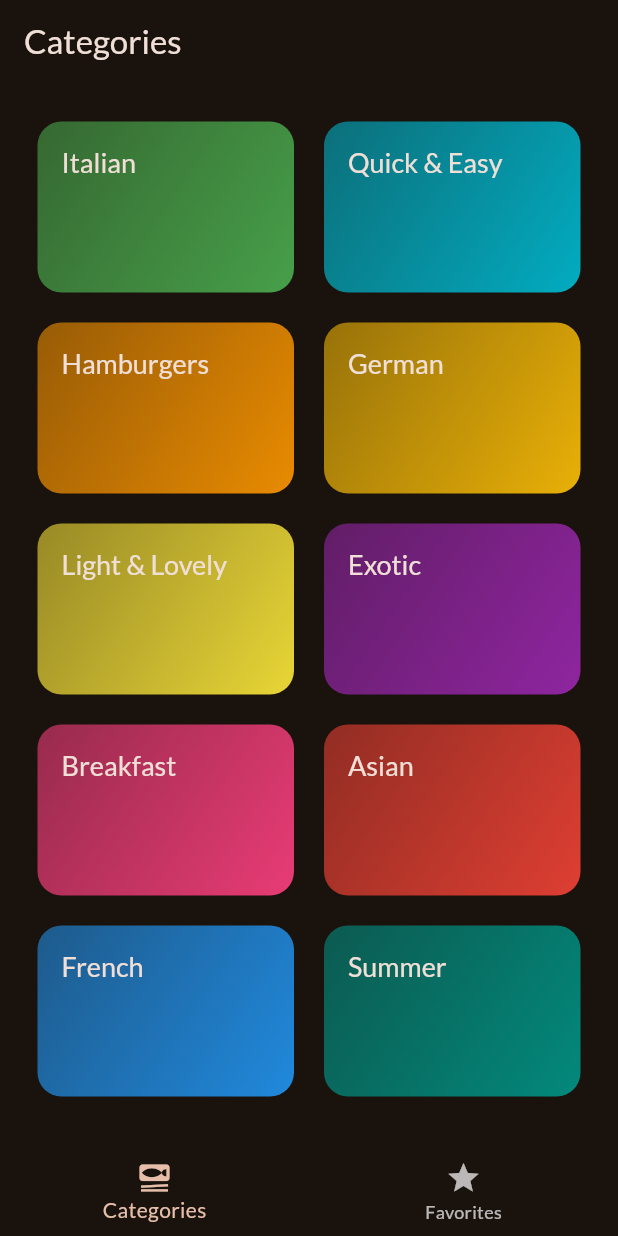
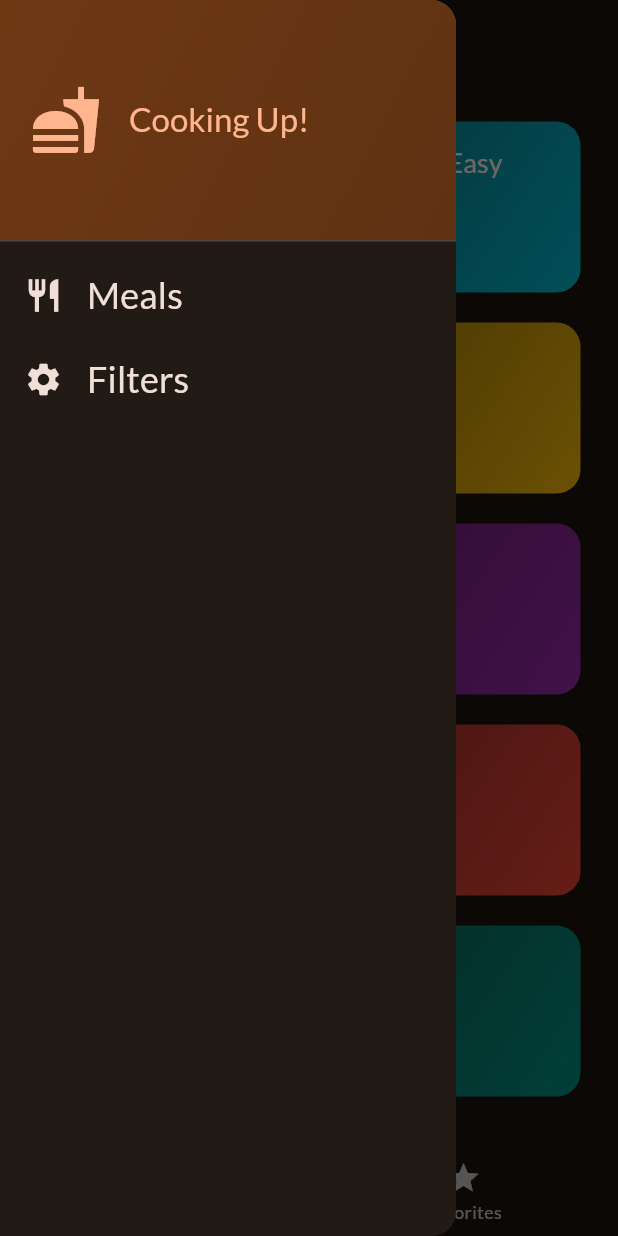
Before and after one commit to aliciabat/meals_app, a Flutter app: the screen it shows after launch, with the side drawer open (before the commit the screen has no drawer), on a phone screen of 412 x 824 dp. Run offline on Flutter 3.47's test engine with Material 3 defaults, Android fonts, the phone set to English and light mode, and no system bars; our stand-ins replace google_fonts, transparent_image.

Commit message:
feat: tabs and filters

```diff
--- a/lib/screens/categories.dart
+++ b/lib/screens/categories.dart
@@ -9,12 +9,14 @@ class CategoriesScreen extends StatelessWidget {
   const CategoriesScreen({
     super.key,
     required this.onToggleFavorite,
+    required this.availableMeals,
   });
 
   final void Function(Meal meal) onToggleFavorite;
+  final List<Meal> availableMeals;
 
   void _selectCategory(BuildContext context, Category category) {
-    final filteredMeals = dummyMeals
+    final filteredMeals = availableMeals
         .where((meal) => meal.categories.contains(category.id))
         .toList();
 
--- a/lib/screens/tabs.dart
+++ b/lib/screens/tabs.dart
@@ -1,7 +1,17 @@
 import 'package:flutter/material.dart';
+import 'package:meals/data/dummy_data.dart';
 import 'package:meals/models/meal.dart';
 import 'package:meals/screens/categories.dart';
+import 'package:meals/screens/filters.dart';
 import 'package:meals/screens/meals.dart';
+import 'package:meals/widgets/main_drawer.dart';
+
+const kInitialFilters = {
+  Filter.glutenFree: false,
+  Filter.lactoseFree: false,
+  Filter.vegetarian: false,
+  Filter.vegan: false,
+};
 
 class TabsScreen extends StatefulWidget {
   const TabsScreen({super.key});
@@ -15,6 +25,7 @@ class TabsScreen extends StatefulWidget {
 class _TabsScreenState extends State<TabsScreen> {
   int _selectedPageIndex = 0;
   final List<Meal> _favoriteMeals = [];
+  Map<Filter, bool> _selectedFilters = kInitialFilters;
 
   void showInfoMessage(String message) {
     ScaffoldMessenger.of(context).clearSnackBars();
@@ -47,10 +58,44 @@ class _TabsScreenState extends State<TabsScreen> {
     });
   }
 
+  void _setScreen(String identifier) async {
+    Navigator.pop(context);
+    if (identifier == 'filters') {
+      final result = await Navigator.push<Map<Filter, bool>>(
+        context,
+        MaterialPageRoute(
+          builder: (ctx) => FiltersScreen(
+            currentFilters: _selectedFilters,
+          ),
+        ),
+      );
+      setState(() {
+        _selectedFilters = result ?? kInitialFilters;
+      });
+    }
+  }
+
   @override
   Widget build(BuildContext context) {
+    final availableMeals = dummyMeals.where((meal) {
+      if (_selectedFilters[Filter.glutenFree]! && !meal.isGlutenFree) {
+        return false;
+      }
+      if (_selectedFilters[Filter.lactoseFree]! && !meal.isLactoseFree) {
+        return false;
+      }
+      if (_selectedFilters[Filter.vegetarian]! && !meal.isVegetarian) {
+        return false;
+      }
+      if (_selectedFilters[Filter.vegan]! && !meal.isVegan) {
+        return false;
+      }
+      return true;
+    }).toList();
+
     Widget activePage = CategoriesScreen(
       onToggleFavorite: _toggleFavoriteMeal,
+      availableMeals: availableMeals,
     );
     var activePageTitle = 'Categories';
 
@@ -65,6 +110,9 @@ class _TabsScreenState extends State<TabsScreen> {
     return Scaffold(
       appBar: AppBar(
         title: Text(activePageTitle),
+      ),
+      drawer: MainDrawer(
+        onSelectScreen: _setScreen,
       ),
       body: activePage,
       bottomNavigationBar: BottomNavigationBar(
--- /dev/null
+++ b/lib/widgets/main_drawer.dart
@@ -0,0 +1,86 @@
+import 'package:flutter/material.dart';
+
+class MainDrawer extends StatelessWidget {
+  const MainDrawer({
+    super.key,
+    required this.onSelectScreen,
+  });
+
+  final void Function(String identifier) onSelectScreen;
+
+  @override
+  Widget build(BuildContext context) {
+    return Drawer(
+      child: Column(
+        children: [
+          DrawerHeader(
+            padding: const EdgeInsets.all(20),
+            decoration: BoxDecoration(
+              gradient: LinearGradient(
+                colors: [
+                  Theme.of(context).colorScheme.primaryContainer,
+                  Theme.of(context)
+                      .colorScheme
+                      .primaryContainer
+                      .withOpacity(0.8),
+                ],
+                begin: Alignment.topLeft,
+                end: Alignment.bottomRight,
+              ),
+            ),
+            child: Row(
+              children: [
+                Icon(
+                  Icons.fastfood,
+                  size: 48,
+                  color: Theme.of(context).colorScheme.primary,
+                ),
+                const SizedBox(width: 18),
+                Text(
+                  'Cooking Up!',
+                  style: Theme.of(context).textTheme.titleLarge!.copyWith(
+                        color: Theme.of(context).colorScheme.primary,
+                      ),
+                ),
+              ],
+            ),
+          ),
+          ListTile(
+            leading: Icon(
+              Icons.restaurant,
+              size: 26,
+              color: Theme.of(context).colorScheme.onBackground,
+            ),
+            title: Text(
+              'Meals',
+              style: Theme.of(context).textTheme.titleSmall!.copyWith(
+                    color: Theme.of(context).colorScheme.onBackground,
+                    fontSize: 24,
+                  ),
+            ),
+            onTap: () {
+              onSelectScreen('meals');
+            },
+          ),
+          ListTile(
+            leading: Icon(
+              Icons.settings,
+              size: 26,
+              color: Theme.of(context).colorScheme.onBackground,
+            ),
+            title: Text(
+              'Filters',
+              style: Theme.of(context).textTheme.titleSmall!.copyWith(
+                    color: Theme.of(context).colorScheme.onBackground,
+                    fontSize: 24,
+                  ),
+            ),
+            onTap: () {
+              onSelectScreen('filters');
+            },
+          ),
+        ],
+      ),
+    );
+  }
+}
```
Also changed, not shown: lib/screens/filters.dart (added, +151 -0 lines).
